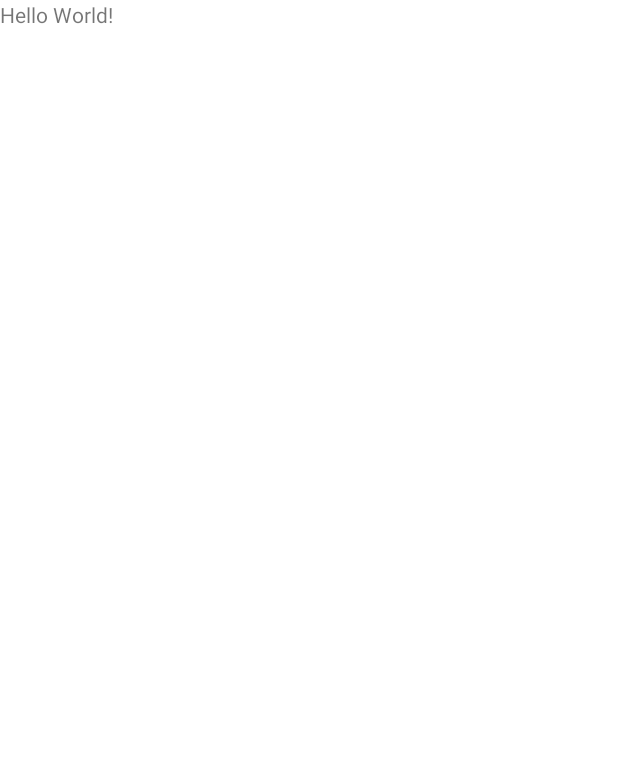
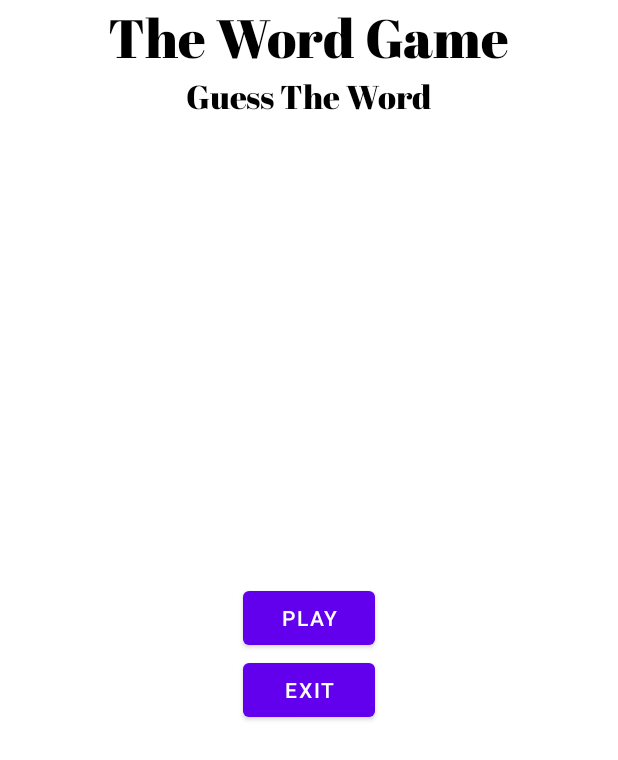
Before and after one commit to Swayam-Khare/Android, an Android app: the screen it shows after launch (MainActivity), on a phone screen of 412 x 824 dp. Before the commit the part shown is almost empty. Shown: the top 760 px of the screen. Run offline under Robolectric (Android 15) with nearby library versions, the phone set to English and light mode, and no system bars.

Commit message:
Layout updated

```diff
--- a/app/src/main/res/layout/activity_main.xml
+++ b/app/src/main/res/layout/activity_main.xml
@@ -6,8 +6,37 @@
     tools:context=".MainActivity">
 
     <TextView
+        android:id="@+id/title_text"
         android:layout_width="wrap_content"
         android:layout_height="wrap_content"
-        android:text="Hello World!" />
+        android:layout_centerHorizontal="true"
+        android:text="@string/title"
+        android:fontFamily="@font/abril_fatface"
+        android:textColor="@android:color/black"
+        android:textSize="36sp" />
+
+    <TextView
+        android:layout_width="wrap_content"
+        android:layout_height="wrap_content"
+        android:fontFamily="@font/abril_fatface"
+        android:layout_below="@id/title_text"
+        android:layout_centerHorizontal="true"
+        android:text="@string/subheading"
+        android:textColor="@android:color/black"
+        android:textSize="22sp" />
+
+    <Button
+        android:id="@+id/play_button"
+        android:layout_width="wrap_content"
+        android:layout_centerInParent="true"
+        android:text="Play"
+        android:layout_height="wrap_content" />
+
+    <Button
+        android:layout_width="wrap_content"
+        android:layout_centerInParent="true"
+        android:layout_below="@id/play_button"
+        android:text="Exit"
+        android:layout_height="wrap_content" />
 
 </RelativeLayout>
--- a/app/src/main/res/values/strings.xml
+++ b/app/src/main/res/values/strings.xml
@@ -1,3 +1,5 @@
 <resources>
     <string name="app_name">Word Game</string>
+    <string name="title">The Word Game</string>
+    <string name="subheading">Guess The Word</string>
 </resources>
```
Also changed, not shown: app/src/main/res/font/abril_fatface.ttf (added).
